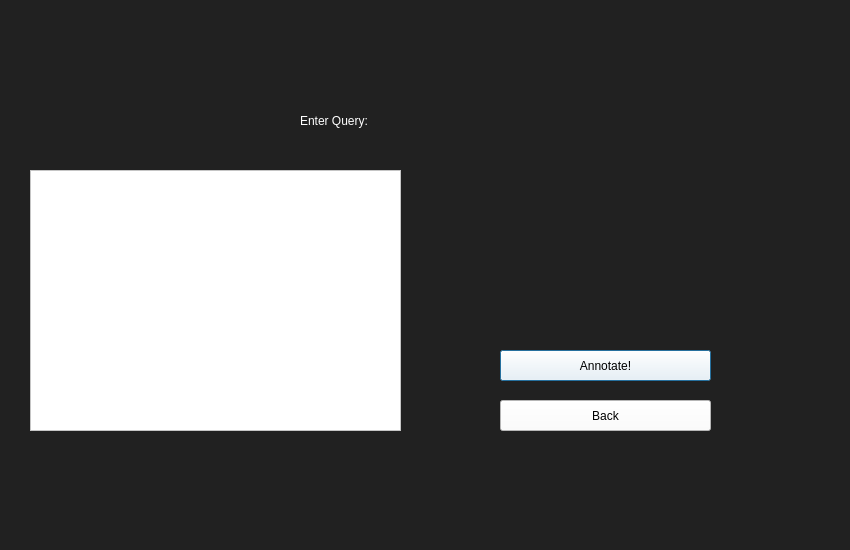
Joshlim288/sql-annotator, file QueryScreen.ui: the form before one commit.
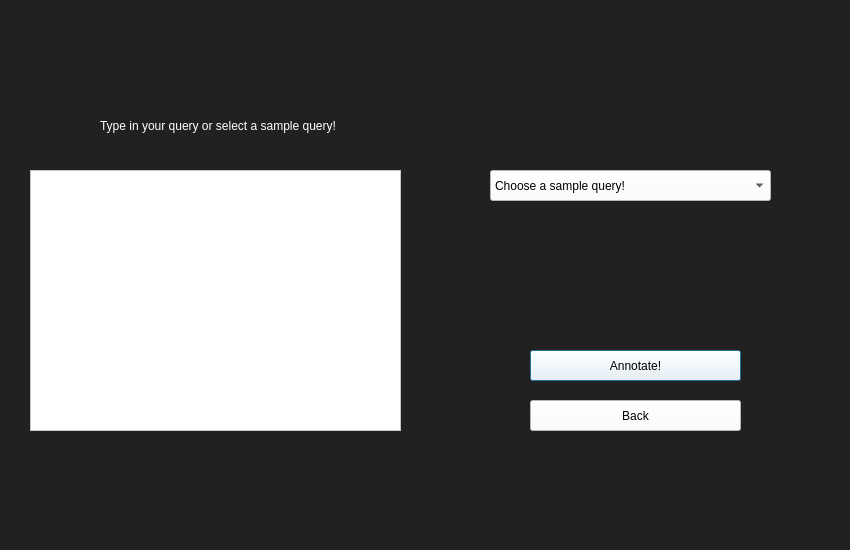
The form after the commit.

Commit message: Added sample queries for selection and some highlighting fixes

What changed in the file:
```diff
--- a/QueryScreen.ui
+++ b/QueryScreen.ui
@@ -19,23 +19,23 @@
   <widget class="QLabel" name="titleText">
    <property name="geometry">
     <rect>
-     <x>300</x>
-     <y>80</y>
-     <width>321</width>
-     <height>81</height>
+     <x>100</x>
+     <y>100</y>
+     <width>651</width>
+     <height>51</height>
     </rect>
    </property>
    <property name="styleSheet">
     <string notr="true">font: 32pt &quot;MS Shell Dlg 2&quot;; color:rgb(255, 255, 255)</string>
    </property>
    <property name="text">
-    <string>Enter Query:</string>
+    <string>Type in your query or select a sample query!</string>
    </property>
   </widget>
   <widget class="QPushButton" name="submitButton">
    <property name="geometry">
     <rect>
-     <x>500</x>
+     <x>530</x>
      <y>350</y>
      <width>211</width>
      <height>31</height>
@@ -52,7 +52,7 @@
   <widget class="QPushButton" name="backButton">
    <property name="geometry">
     <rect>
-     <x>500</x>
+     <x>530</x>
      <y>400</y>
      <width>211</width>
      <height>31</height>
@@ -83,9 +83,9 @@
    <property name="geometry">
     <rect>
      <x>490</x>
-     <y>170</y>
-     <width>221</width>
-     <height>151</height>
+     <y>220</y>
+     <width>271</width>
+     <height>101</height>
     </rect>
    </property>
    <property name="styleSheet">
@@ -94,10 +94,67 @@
    <property name="text">
     <string/>
    </property>
+   <property name="alignment">
+    <set>Qt::AlignCenter</set>
+   </property>
    <property name="wordWrap">
     <bool>true</bool>
    </property>
   </widget>
+  <widget class="QComboBox" name="comboBox">
+   <property name="geometry">
+    <rect>
+     <x>490</x>
+     <y>170</y>
+     <width>281</width>
+     <height>31</height>
+    </rect>
+   </property>
+   <property name="styleSheet">
+    <string notr="true">background-color:rgb(255, 255, 255);
+font: 12pt &quot;MS Shell Dlg 2&quot;</string>
+   </property>
+   <item>
+    <property name="text">
+     <string>Choose a sample query!</string>
+    </property>
+   </item>
+   <item>
+    <property name="text">
+     <string>Sample Query 1</string>
+    </property>
+   </item>
+   <item>
+    <property name="text">
+     <string>Sample Query 2</string>
+    </property>
+   </item>
+   <item>
+    <property name="text">
+     <string>Sample Query 3</string>
+    </property>
+   </item>
+   <item>
+    <property name="text">
+     <string>Sample Query 4</string>
+    </property>
+   </item>
+   <item>
+    <property name="text">
+     <string>Sample Query 5</string>
+    </property>
+   </item>
+   <item>
+    <property name="text">
+     <string>Sample Query 6</string>
+    </property>
+   </item>
+   <item>
+    <property name="text">
+     <string>Sample Query 7</string>
+    </property>
+   </item>
+  </widget>
  </widget>
  <resources/>
  <connections/>
```
Left out of the diff: 5 changed lines with no effect on the pictures. The commit also changes 2 other files.
